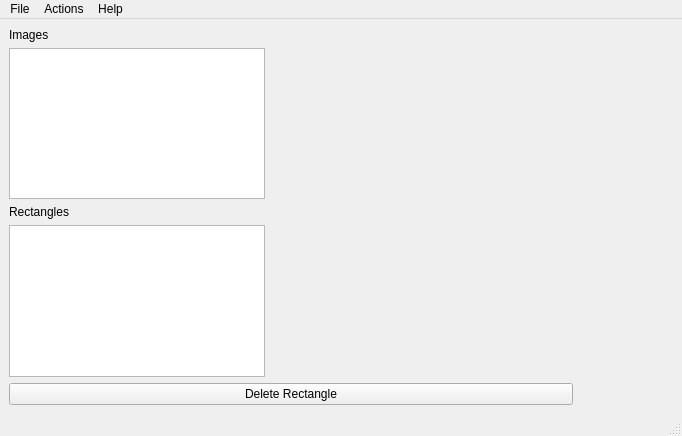
First picture: the form in src/mainwindow.ui, repository LukasBommes/Quad-Cropper, before the edit.
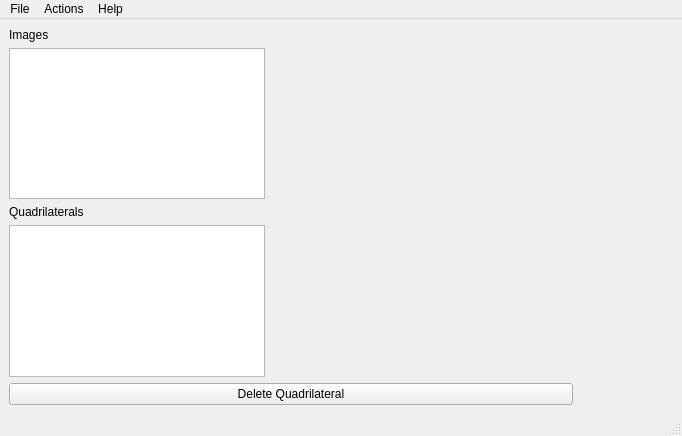
Second picture: the form after the edit.

The edit to the form file:
```diff
--- a/src/mainwindow.ui
+++ b/src/mainwindow.ui
@@ -40,7 +40,7 @@
       <item>
        <widget class="QLabel" name="label_3">
         <property name="text">
-         <string>Rectangles</string>
+         <string>Quadrilaterals</string>
         </property>
        </widget>
       </item>
@@ -59,7 +59,7 @@
         <item>
          <widget class="QPushButton" name="deleteRectangleButton">
           <property name="text">
-           <string>Delete Rectangle</string>
+           <string>Delete Quadrilateral</string>
           </property>
          </widget>
         </item>
```
Left out of the diff: 10 changed lines with no effect on the pictures.
